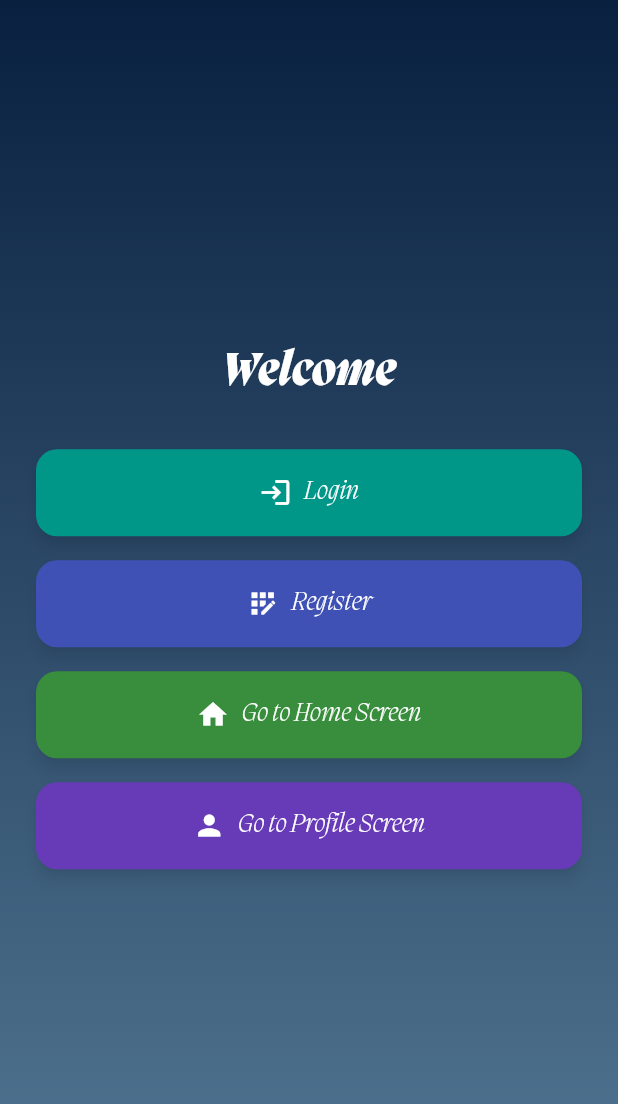
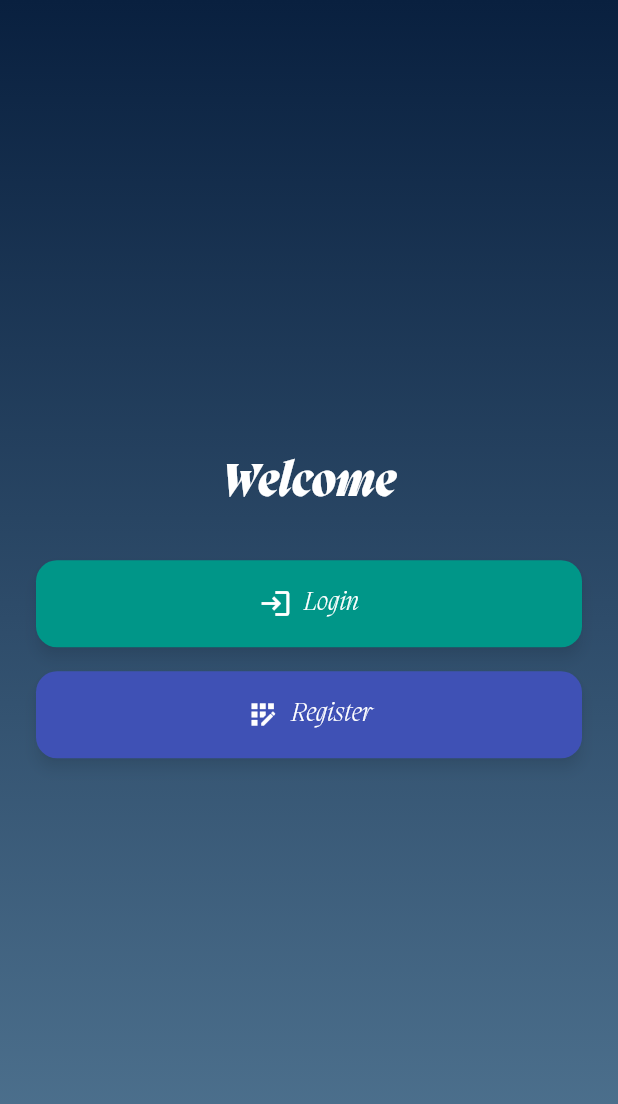
Before and after one commit to Hereuouo/The-Help-Loop, a Flutter app: the screen it shows after launch, on a phone screen of 412 x 824 dp. Shown: the top 1104 px of the screen. Run offline on Flutter 3.47's test engine with Material 3 defaults, Android fonts, the phone set to English and light mode, and no system bars; our stand-ins replace cloud_firestore, cloud_functions, firebase_auth, firebase_core, geocoding, geolocator and 1 more; missing offline and left inert: flutter_google_maps_webservices, flutter_polyline_points, google_api_availability; accounts and stored records are empty.

Commit message:
design changes

```diff
--- a/lib/screens/Welcome_screen.dart
+++ b/lib/screens/Welcome_screen.dart
@@ -1,7 +1,5 @@
 import 'package:flutter/material.dart';
 import 'package:firebase_auth/firebase_auth.dart';
-import 'home_screen.dart';
-import 'profile_screen.dart';
 import 'base_scaffold.dart';
 import 'font_styles.dart';
 
@@ -37,22 +35,6 @@ class WelcomeScreen extends StatelessWidget {
                 label: "Register",
                 color: Colors.indigo,
                 onPressed: () => Navigator.pushNamed(context, '/register'),
-              ),
-              _buildButton(
-                context,
-                icon: Icons.home,
-                label: "Go to Home Screen",
-                color: Colors.green.shade700,
-                onPressed: () =>
-                    _checkLoginAndNavigate(context, const HomeScreen()),
-              ),
-              _buildButton(
-                context,
-                icon: Icons.person,
-                label: "Go to Profile Screen",
-                color: Colors.deepPurple,
-                onPressed: () =>
-                    _checkLoginAndNavigate(context, const ProfileScreen()),
               ),
             ],
           ),
```
